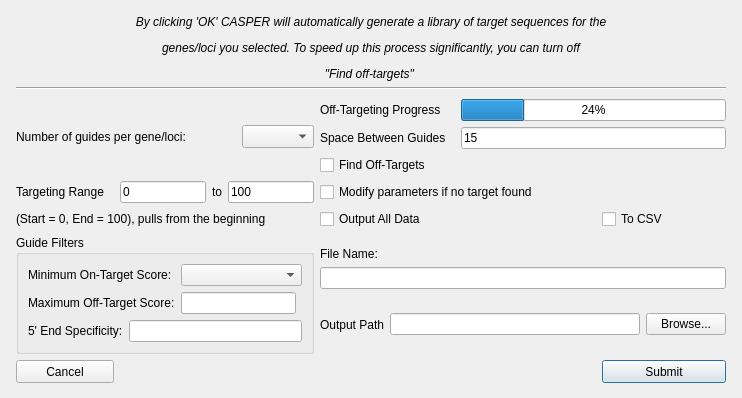
Above: library_prompt.ui from bdoze90/CASPERapp before the change. Below: the same form after it.
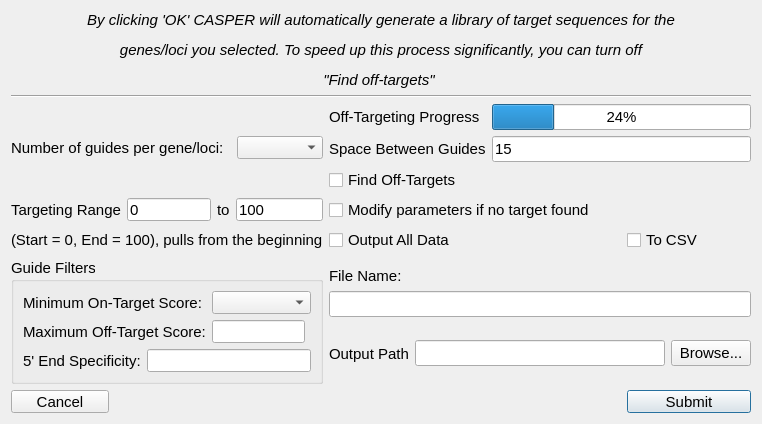
That is the form after the change.

```diff
--- a/library_prompt.ui
+++ b/library_prompt.ui
@@ -6,10 +6,15 @@
    <rect>
     <x>0</x>
     <y>0</y>
-    <width>742</width>
-    <height>398</height>
+    <width>759</width>
+    <height>413</height>
    </rect>
   </property>
+  <property name="font">
+   <font>
+    <pointsize>11</pointsize>
+   </font>
+  </property>
   <property name="windowTitle">
    <string>Dialog</string>
   </property>
```
